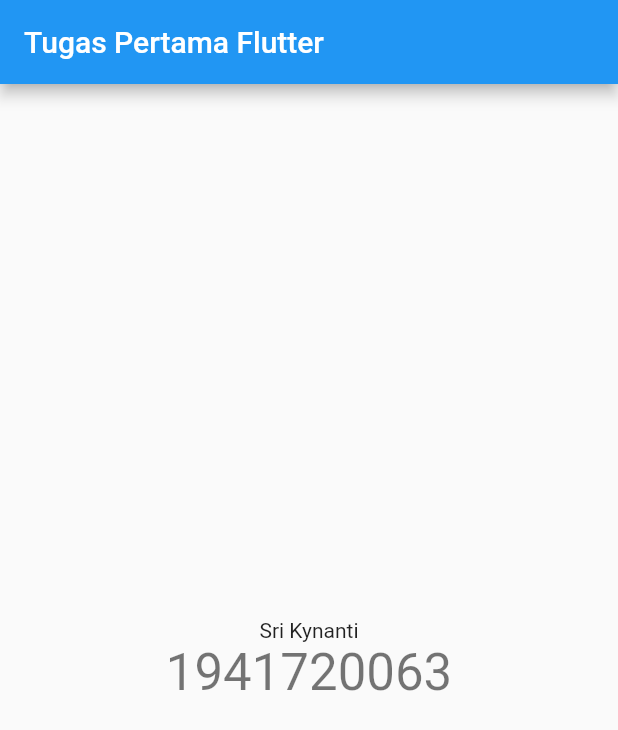
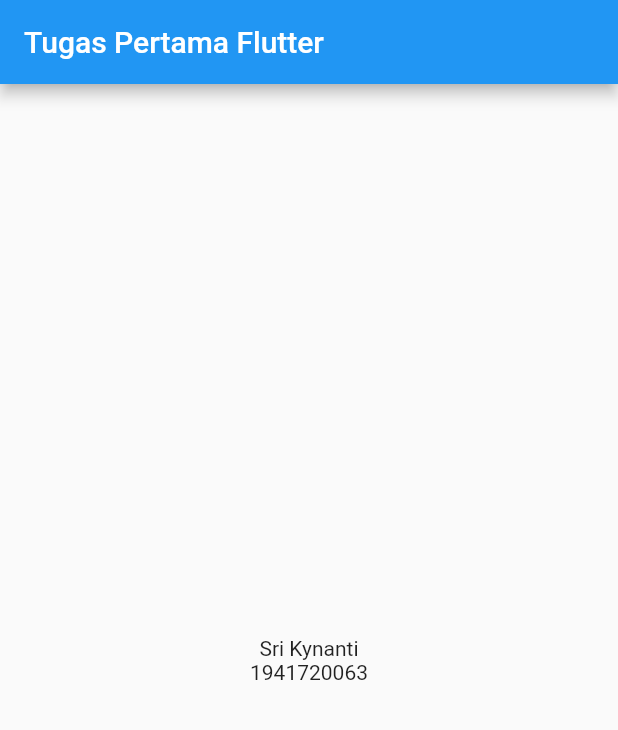
Before and after one commit to SriKynanti/polinema_mobile_flutter_hello, a Flutter app: the screen it shows after launch, on a phone screen of 412 x 824 dp. Shown: the top 730 px of the screen. Run offline on Flutter 3.47's test engine with Material 2 defaults, Android fonts, the phone set to English and light mode, and no system bars.

Commit message:
Tugas Flutter Chapter 1

```diff
--- a/lib/main.dart
+++ b/lib/main.dart
@@ -98,9 +98,8 @@ class _MyHomePageState extends State<MyHomePage> {
             const Text(
               'Sri Kynanti',
             ),
-            Text(
+            const Text(
               '1941720063',
-              style: Theme.of(context).textTheme.headline4,
             ),
           ],
         ),
```
